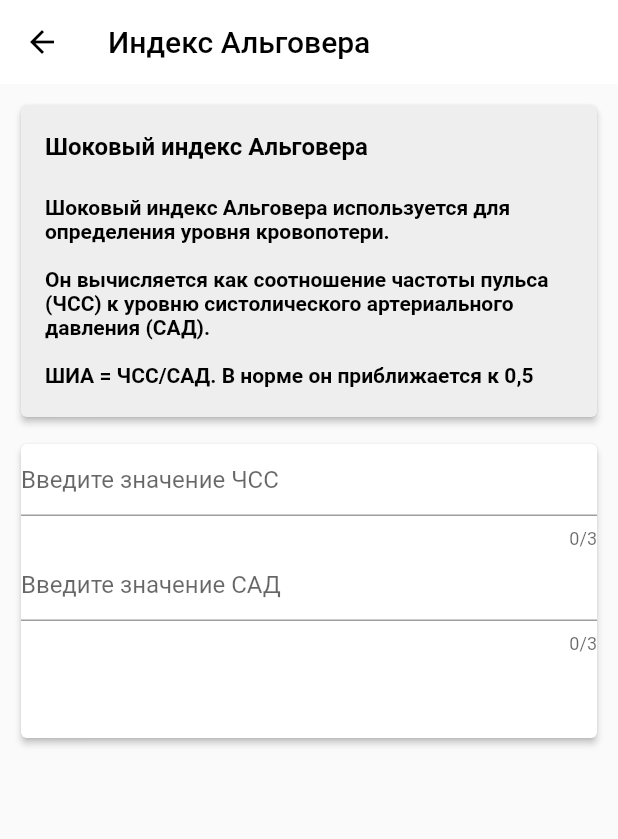
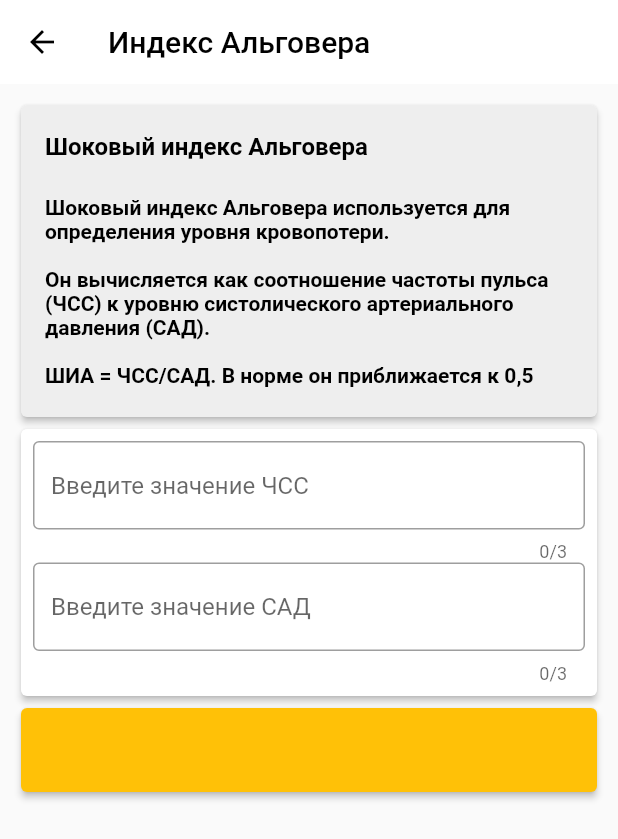
Before and after one commit to lyahoff/neurology_flutter, a Flutter app: the screen it shows after launch, after a tap on "Индекс Альговера", on a phone screen of 412 x 824 dp. Shown: the top 839 px of the screen. Run offline on Flutter 3.47's test engine with Material 2 defaults, Android fonts, the light colour scheme and no system bars.

Commit message:
redesigned the appearance of the algover index

```diff
--- a/lib/algover.dart
+++ b/lib/algover.dart
@@ -1,5 +1,3 @@
-import 'dart:convert';
-
 import 'package:flutter/material.dart';
 import 'package:neurology_flutter/cards.dart';
 
@@ -39,7 +37,7 @@ class _AlgoverScreenState extends State<AlgoverScreen> {
               style: TextStyle(color: Colors.black),
             ),
           ),
-          body: AlgoverLogic(),
+          body: const AlgoverLogic(),
         ),
       ),
     );
@@ -54,6 +52,10 @@ class AlgoverLogic extends StatefulWidget {
 }
 
 class _AlgoverLogicState extends State<AlgoverLogic> {
+  String hrText = '0.0';
+  String adText = '0.0';
+  double hr = 0.0;
+  double ad = 0.0;
   @override
   Widget build(BuildContext context) {
     return ListView(
@@ -78,35 +80,18 @@ class _AlgoverLogicState extends State<AlgoverLogic> {
                 ),
               ],
             )),
-        SizedBox(
-          height: 10,
-        ),
-        Card(elevation: 2, child: AlgoverResult()),
-      ],
-    );
-  }
-}
-
-class AlgoverResult extends StatefulWidget {
-  const AlgoverResult({Key? key}) : super(key: key);
-
-  @override
-  State<AlgoverResult> createState() => _AlgoverResultState();
-}
-
-class _AlgoverResultState extends State<AlgoverResult> {
-  String hrText = '0.0';
-  String adText = '0.0';
-  double hr = 0.0;
-  double ad = 0.0;
-  @override
-  Widget build(BuildContext context) {
-    return Column(
+        Card(
+          elevation: 2,
+          child: Padding(
+            padding: const EdgeInsets.all(8.0),
+            child: Column(
               children: [
                 TextField(
                   keyboardType: TextInputType.number,
                   maxLength: 3,
-          decoration: InputDecoration(hintText: 'Введите значение ЧСС'),
+                  decoration: const InputDecoration(
+                      hintText: 'Введите значение ЧСС',
+                      border: OutlineInputBorder()),
                   onChanged: (text) => setState(() {
                     hrText = text;
                     if (hrText.isEmpty) {
@@ -118,7 +103,9 @@ class _AlgoverResultState extends State<AlgoverResult> {
                 TextField(
                   keyboardType: TextInputType.number,
                   maxLength: 3,
-          decoration: InputDecoration(hintText: 'Введите значение САД'),
+                  decoration: const InputDecoration(
+                      hintText: 'Введите значение САД',
+                      border: OutlineInputBorder()),
                   onChanged: (text) => setState(() {
                     adText = text;
                     if (adText.isEmpty) {
@@ -127,9 +114,16 @@ class _AlgoverResultState extends State<AlgoverResult> {
                     ad = double.parse(adText);
                   }),
                 ),
-        ListTile(
+              ],
+            ),
+          ),
+        ),
+        Card(
+            color: Colors.amber,
+            elevation: 2,
+            child: ListTile(
               title: result(hr, ad),
-        )
+            )),
       ],
     );
   }
```
Also changed, not shown: lib/ideal.dart (+104 -0 lines). Lines whose indentation alone changed are shown as unchanged.
